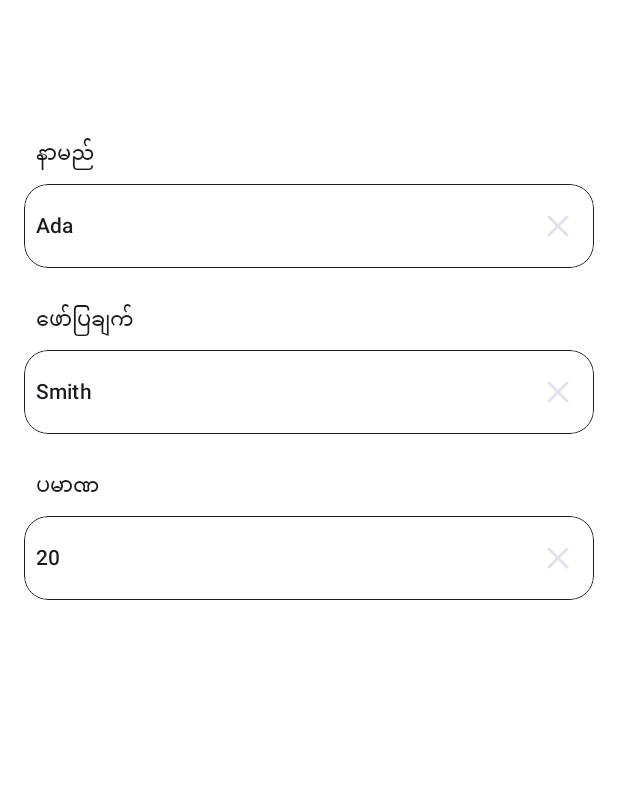
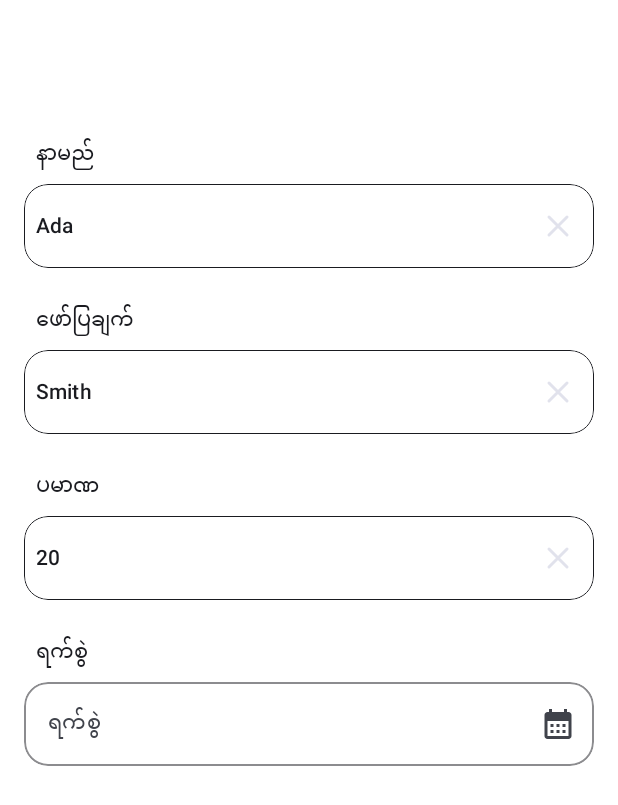
Before and after one commit to ShineThyuZan/Credit_Note, an Android app built with Jetpack Compose: the @Preview function PreviewAddEditUserContent, on a phone screen of 412 x 824 dp. Shown: the top 805 px of the screen. Run offline under Robolectric (Android 15) with nearby library versions, the phone set to English and light mode, and no system bars.

Commit message:
validation on date and UI Modification

```diff
--- a/app/src/main/java/com/omgea/mynote/common/PasswordTextField.kt
+++ b/app/src/main/java/com/omgea/mynote/common/PasswordTextField.kt
@@ -121,15 +121,15 @@ fun PasswordTextField(
                 isVisible = isError,
             )
         }*/
-
     }
 }
+
 
 @Composable
 fun VisibilityAnimator(
     modifier: Modifier = Modifier,
     isVisible: Boolean,
-
+    errorMessage: String,
 ) {
     AnimatedVisibility(
         visible = isVisible,
@@ -145,13 +145,12 @@ fun VisibilityAnimator(
                     horizontal = MaterialTheme.dimen.base_2x,
                     vertical = MaterialTheme.dimen.small
                 ),
-            text = "Wrong Password",
+            text = errorMessage,
             style = MaterialTheme.typography.bodySmall,
             color = MaterialTheme.colorScheme.error
         )
     }
 }
-
 @Composable
 @Preview(showBackground = true)
 fun PasswordTextFieldPreview() {
--- a/app/src/main/java/com/omgea/mynote/di/AppModule.kt
+++ b/app/src/main/java/com/omgea/mynote/di/AppModule.kt
@@ -22,7 +22,7 @@ object AppModule {
         app,
         UserDatabase::class.java,
         DATABASE_NAME
-    ).build()
+    ).fallbackToDestructiveMigration().build()
 
     @Provides
     @Singleton
--- a/app/src/main/java/com/omgea/mynote/local_db/UserDatabase.kt
+++ b/app/src/main/java/com/omgea/mynote/local_db/UserDatabase.kt
@@ -6,7 +6,7 @@ import com.omgea.mynote.model.UserVo
 
 @Database(
     entities = [UserVo::class],
-    version = 1,
+    version = 5,
     exportSchema = false
 )
 abstract class UserDatabase : RoomDatabase() {
--- a/app/src/main/java/com/omgea/mynote/model/UserVo.kt
+++ b/app/src/main/java/com/omgea/mynote/model/UserVo.kt
@@ -9,5 +9,6 @@ data class UserVo(
     @PrimaryKey(autoGenerate = true) val id: Int? = 0,
     val name: String = "",
     @ColumnInfo(name = "last_name") val lastName: String = "",
-    val age: Int = 0
+    val age: Int = 0,
+    val date: String = ""
 )
--- /dev/null
+++ b/app/src/main/java/com/omgea/mynote/screen/edit/DateSection.kt
@@ -0,0 +1,25 @@
+package com.omgea.mynote.screen.edit
+
+import androidx.compose.foundation.layout.Column
+import androidx.compose.runtime.Composable
+import androidx.compose.ui.Modifier
+import androidx.compose.ui.res.stringResource
+import com.omgea.mynote.R
+
+@Composable
+fun DateSection(
+    modifier: Modifier = Modifier,
+    dobValue: String,
+    onDobChangeClicked: () -> Unit,
+    isError: Boolean,
+) {
+    Column(modifier = modifier) {
+        DateText(
+            text = dobValue,
+            onDateChangeClicked = onDobChangeClicked,
+            errorDob = isError,
+            errorMessage = stringResource(id = R.string.date_less_current),
+            textFieldLabel = stringResource(id = R.string.date)
+        )
+    }
+}
--- /dev/null
+++ b/app/src/main/java/com/omgea/mynote/screen/edit/DateText.kt
@@ -0,0 +1,85 @@
+package com.omgea.mynote.screen.edit
+
+import androidx.compose.foundation.border
+import androidx.compose.foundation.layout.*
+import androidx.compose.foundation.shape.RoundedCornerShape
+import androidx.compose.material3.Icon
+import androidx.compose.material3.IconButton
+import androidx.compose.material3.MaterialTheme
+import androidx.compose.material3.Text
+import androidx.compose.runtime.Composable
+import androidx.compose.ui.Alignment
+import androidx.compose.ui.Modifier
+import androidx.compose.ui.draw.clip
+import androidx.compose.ui.res.painterResource
+import androidx.compose.ui.res.stringResource
+import androidx.compose.ui.unit.dp
+import com.omgea.mynote.ui.theme.dimen
+import com.omgea.mynote.R
+import com.omgea.mynote.common.VisibilityAnimator
+
+
+@Composable
+fun DateText(
+    modifier: Modifier = Modifier,
+    text: String,
+    onDateChangeClicked: () -> Unit,
+    errorDob: Boolean,
+    errorMessage: String,
+    textFieldLabel: String = "",
+) {
+    Column(modifier = modifier.fillMaxWidth()) {
+        if (textFieldLabel.isNotEmpty()) {
+            Text(
+                modifier = modifier.padding(
+                    vertical = MaterialTheme.dimen.small,
+                    horizontal = MaterialTheme.dimen.base
+                ),
+                text = textFieldLabel,
+                style = MaterialTheme.typography.labelLarge,
+                color = MaterialTheme.colorScheme.onSurface
+            )
+        }
+        Row(
+            modifier = modifier
+                .fillMaxWidth()
+                .height(MaterialTheme.dimen.base_7x)
+                .clip(RoundedCornerShape(MaterialTheme.dimen.base_2x))
+                .border(
+                    width = 1.dp,
+                    color = if (errorDob) {
+                        MaterialTheme.colorScheme.error
+                    } else {
+                        MaterialTheme.colorScheme.onSurface.copy(0.5f)
+                    },
+                    shape = RoundedCornerShape(MaterialTheme.dimen.base_2x)
+                ),
+            verticalAlignment = Alignment.CenterVertically
+        ) {
+            Text(
+                modifier = modifier
+                    .fillMaxWidth()
+                    .weight(1f)
+                    .padding(
+                        start = MaterialTheme.dimen.base_2x
+                    ),
+                text = text.ifEmpty {
+                    stringResource(id =  R.string.date)
+                },
+                style = MaterialTheme.typography.bodyMedium,
+                color = if (text.isEmpty()) MaterialTheme.colorScheme.onSurfaceVariant else MaterialTheme.colorScheme.onSurface
+            )
+            IconButton(onClick = onDateChangeClicked) {
+                Icon(
+                    painter = painterResource(id = R.drawable.ic_baseline_calendar_month_24),
+                    contentDescription = "Date pick",
+                    tint = MaterialTheme.colorScheme.onSurfaceVariant
+                )
+            }
+        }
+        VisibilityAnimator(
+            isVisible = errorDob,
+            errorMessage = errorMessage
+        )
+    }
+}
--- a/app/src/main/java/com/omgea/mynote/screen/edit/EditAction.kt
+++ b/app/src/main/java/com/omgea/mynote/screen/edit/EditAction.kt
@@ -4,5 +4,7 @@ sealed class EditAction {
     data class EnteredName(val nameText: String): EditAction()
     data class EnteredDescription(val descText: String): EditAction()
     data class EnterAmount(val amountText: String): EditAction()
+    data class ChangeDob(val dob: String) : EditAction()
+    object ClickDobPicker : EditAction()
     object InsertUser: EditAction()
 }
--- /dev/null
+++ b/app/src/main/java/com/omgea/mynote/screen/edit/EditError.kt
@@ -0,0 +1,5 @@
+package com.omgea.mynote.screen.edit
+
+data class EditError(
+    val isErrorDob: Boolean = false
+)
--- a/app/src/main/java/com/omgea/mynote/screen/edit/EditScreen.kt
+++ b/app/src/main/java/com/omgea/mynote/screen/edit/EditScreen.kt
@@ -1,13 +1,17 @@
 package com.omgea.mynote.screen.edit
 
+import android.app.DatePickerDialog
+import android.widget.DatePicker
 import androidx.compose.foundation.layout.*
 import androidx.compose.foundation.text.KeyboardActionScope
+import androidx.compose.material.rememberScaffoldState
 import androidx.compose.material3.*
 import androidx.compose.runtime.Composable
 import androidx.compose.runtime.LaunchedEffect
 import androidx.compose.ui.Alignment
 import androidx.compose.ui.ExperimentalComposeUiApi
 import androidx.compose.ui.Modifier
+import androidx.compose.ui.platform.LocalContext
 import androidx.compose.ui.platform.LocalSoftwareKeyboardController
 import androidx.compose.ui.res.stringResource
 import androidx.compose.ui.text.input.KeyboardType
@@ -19,7 +23,9 @@ import androidx.navigation.NavController
 import com.omgea.mynote.R
 import com.omgea.mynote.common.CommonTextField
 import com.omgea.mynote.ui.theme.MyNoteTheme
+import com.omgea.mynote.ui.theme.dimen
 import kotlinx.coroutines.flow.collectLatest
+import java.util.*
 
 @OptIn(
     ExperimentalMaterial3Api::class,
@@ -34,13 +40,41 @@ fun EditScreen(
     val nameState = state.userName
     val lastNameState = state.lastName
     val ageState = state.age
+    val date = state.date
     val keyboardController = LocalSoftwareKeyboardController.current
+    val context = LocalContext.current
+    val scaffoldState = rememberScaffoldState()
+
+    val datePickerDialog = DatePickerDialog(
+        context,
+        { _: DatePicker, year: Int, month: Int, dayOfMonth: Int ->
+            viewModel.onAction(
+                EditAction.ChangeDob(
+                    dob = "$year-${month + 1}-$dayOfMonth"
+                )
+            )
+        },
+        Calendar.getInstance().get(Calendar.YEAR),
+        Calendar.getInstance().get(Calendar.MONTH),
+        Calendar.getInstance().get(Calendar.DAY_OF_MONTH),
+    )
 
     LaunchedEffect(key1 = true) {
         viewModel.eventFlow.collectLatest { event ->
             when (event) {
-                is EditViewModel.UiEvent.SaveUser -> {
+                is EditViewModel.EditUIEvent.SaveUser -> {
                     navController.navigateUp()
+                }
+                EditViewModel.EditUIEvent.HideDobPicker -> {
+                    datePickerDialog.hide()
+                }
+                EditViewModel.EditUIEvent.ShowDobPicker -> {
+                    datePickerDialog.show()
+                }
+                is EditViewModel.EditUIEvent.ShowSnackBar -> {
+                    scaffoldState.snackbarHostState.showSnackbar(
+                        message = event.message
+                    )
                 }
             }
         }
@@ -81,7 +115,14 @@ fun EditScreen(
                 amountTextClear = {
                     viewModel.onAction(EditAction.EnterAmount(amountText = ""))
                 },
-                keyboard = { keyboardController?.hide() }
+                keyboard = { keyboardController?.hide() },
+                dateValue = date!!,
+                onDateChangeClicked = {
+                    viewModel.onAction(
+                        EditAction.ClickDobPicker
+                    )
+                },
+                errorDate = state.error.isErrorDob
             )
         },
         bottomBar = {
@@ -124,7 +165,12 @@ fun EditContent(
     amountTextChange: (String) -> Unit,
     amountTextClear: () -> Unit,
     keyboard: (KeyboardActionScope) -> Unit,
-) {
+
+    dateValue: String,
+    onDateChangeClicked: () -> Unit,
+    errorDate: Boolean,
+
+    ) {
     Column(
         modifier = Modifier
             .fillMaxWidth()
@@ -144,7 +190,7 @@ fun EditContent(
             keyboardAction = keyboard
         )
 
-        Spacer(modifier = Modifier.height(16.dp))
+        Spacer(modifier = Modifier.height(MaterialTheme.dimen.base_2x))
 
         CommonTextField(
             placeholder = stringResource(id = R.string.description_place_holder),
@@ -157,7 +203,7 @@ fun EditContent(
             keyboardAction = keyboard
         )
 
-        Spacer(modifier = Modifier.height(16.dp))
+        Spacer(modifier = Modifier.height(MaterialTheme.dimen.base_2x))
 
         CommonTextField(
             placeholder = stringResource(id = R.string.amount_placeholder),
@@ -169,6 +215,13 @@ fun EditContent(
             errorMessage = stringResource(id = R.string.error),
             keyboardType = KeyboardType.Number,
             keyboardAction = keyboard
+        )
+        Spacer(modifier = Modifier.height(MaterialTheme.dimen.base_2x))
+
+        DateSection(
+            dobValue = dateValue,
+            onDobChangeClicked = onDateChangeClicked,
+            isError = errorDate,
         )
     }
 }
@@ -214,7 +267,10 @@ fun PreviewAddEditUserContent() {
             descriptionTextChange = {},
             amountTextClear = {},
             amountTextChange = {},
-            keyboard = {}
+            keyboard = {},
+            dateValue = "",
+            onDateChangeClicked = {},
+            errorDate = false
         )
     }
 }
--- a/app/src/main/java/com/omgea/mynote/screen/edit/UserInfoState.kt
+++ b/app/src/main/java/com/omgea/mynote/screen/edit/UserInfoState.kt
@@ -1,8 +1,11 @@
 package com.omgea.mynote.screen.edit
 
 data class UserInfoState(
+    val error: EditError = EditError(),
     val userName: String? = "",
     val lastName: String? = "",
     val age: String? = "",
-    val isEnable : Boolean? = false
+    val date: String? = "",
+    val isEnable: Boolean? = false,
+    val isSomethingEdited: Boolean = false,
 )
--- /dev/null
+++ b/app/src/main/res/drawable/ic_baseline_calendar_month_24.xml
@@ -0,0 +1,5 @@
+<vector android:height="24dp" android:tint="#5FC4F6"
+    android:viewportHeight="24" android:viewportWidth="24"
+    android:width="24dp" xmlns:android="http://schemas.android.com/apk/res/android">
+    <path android:fillColor="@android:color/white" android:pathData="M19,4h-1V2h-2v2H8V2H6v2H5C3.89,4 3.01,4.9 3.01,6L3,20c0,1.1 0.89,2 2,2h14c1.1,0 2,-0.9 2,-2V6C21,4.9 20.1,4 19,4zM19,20H5V10h14V20zM9,14H7v-2h2V14zM13,14h-2v-2h2V14zM17,14h-2v-2h2V14zM9,18H7v-2h2V18zM13,18h-2v-2h2V18zM17,18h-2v-2h2V18z"/>
+</vector>
--- a/app/src/main/res/values/strings.xml
+++ b/app/src/main/res/values/strings.xml
@@ -1,7 +1,7 @@
 <resources>
     <string name="app_name">AK စာရင်း</string>
     <string name="note_list">AK ( စာရင်း )</string>
-    <string name="add_new_note">မှတ်စုအသစ် ထည့်ပါ။</string>
+    <string name="add_new_note">မှတ်စုအသစ် ထည့်ပါ...</string>
 
     <string name="name">နာမည်</string>
     <string name="name_place_holder">နာမည် ထည့်သွင်းပါ။</string>
@@ -13,7 +13,9 @@
     <string name="error">ထည့်သွင်းမှုအမျိုးအစား မတိုက်ဆိုင်ပါ။</string>
 
     <string name="cancel">မလုပ်တော့ပါ။</string>
-    <string name="OK">အဆင်ပြေသည်။</string>
+    <string name="OK">အတည်ပြုပါ။</string>
+    <string name="date">ရက်စွဲ</string>
+    <string name="date_less_current">ရက်စွဲသည် လက်ရှိအချိန်ထက် နည်းရမည်။</string>
 
     <string name="password">စကားဝှက်</string>
 </resources>
```
Also changed, not shown: app/src/main/java/com/omgea/mynote/common/CommonDialog.kt (+5 -3 lines), app/src/main/java/com/omgea/mynote/common/DateTimeUtil.kt (added, +25 -0 lines), app/src/main/java/com/omgea/mynote/common/FormValidator.kt (added, +9 -0 lines), app/src/main/java/com/omgea/mynote/screen/edit/EditViewModel.kt (+65 -13 lines), app/src/main/java/com/omgea/mynote/screen/edit/ValidateEditUseCase.kt (added, +20 -0 lines), app/src/main/java/com/omgea/mynote/screen/home/HomeScreen.kt (+10 -6 lines), app/src/main/java/com/omgea/mynote/screen/home/components/CustomListItem.kt (added, +109 -0 lines).
